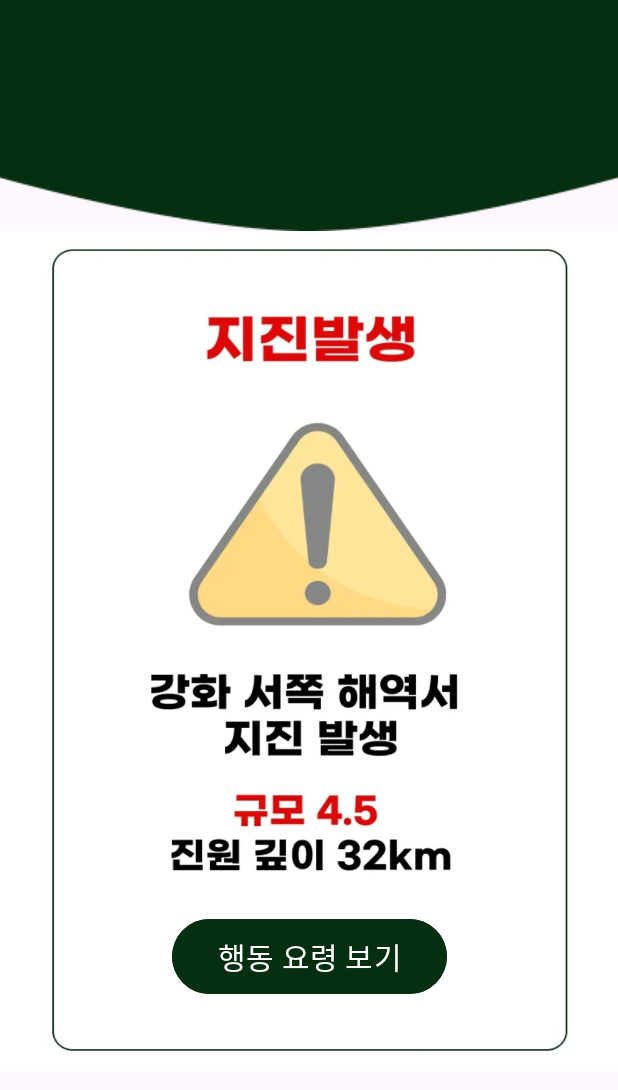
After one commit to Ooohje/Ginicall, an Android app: the Warning_Activity screen opened directly, with no data from a screen before it, on a phone screen of 412 x 824 dp. The commit adds this screen. Shown: the top 1090 px of the screen. Run offline under Robolectric (Android 15) with nearby library versions, the phone set to English and light mode, and no system bars.

Commit message:
Warning_Activity&&Button Connect

```diff
--- /dev/null
+++ b/app/src/main/java/com/example/ginicall/Warning/Warning_Activity.java
@@ -0,0 +1,16 @@
+package com.example.ginicall.Warning;
+
+import androidx.appcompat.app.AppCompatActivity;
+
+import android.os.Bundle;
+
+import com.example.ginicall.R;
+
+public class Warning_Activity extends AppCompatActivity {
+
+    @Override
+    protected void onCreate(Bundle savedInstanceState) {
+        super.onCreate(savedInstanceState);
+        setContentView(R.layout.activity_warning);
+    }
+}
--- /dev/null
+++ b/app/src/main/res/layout/activity_warning.xml
@@ -0,0 +1,42 @@
+<?xml version="1.0" encoding="utf-8"?>
+<androidx.constraintlayout.widget.ConstraintLayout xmlns:android="http://schemas.android.com/apk/res/android"
+    xmlns:app="http://schemas.android.com/apk/res-auto"
+    xmlns:tools="http://schemas.android.com/tools"
+    android:layout_width="match_parent"
+    android:layout_height="match_parent"
+    tools:context=".MainActivity">
+
+    <ImageView
+        android:id="@+id/Warning_top"
+        android:layout_width="match_parent"
+        android:layout_height="wrap_content"
+        android:scaleType="fitXY"
+        android:src="@drawable/tip_top_rect"
+        app:layout_constraintTop_toTopOf="parent" />
+
+    <ImageView
+        android:id="@+id/Warning_bottom"
+        android:layout_width="match_parent"
+        android:layout_height="560dp"
+        android:scaleType="fitXY"
+        android:src="@drawable/warning"
+        app:layout_constraintBottom_toBottomOf="parent"
+        app:layout_constraintTop_toBottomOf="@id/Warning_top"
+        app:layout_constraintVertical_bias="0.0"
+        tools:layout_editor_absoluteX="0dp" />
+
+    <Button
+        android:id="@+id/button"
+        android:layout_width="183dp"
+        android:layout_height="58dp"
+        android:backgroundTint="#062E11"
+        android:backgroundTintMode="src_over"
+        android:text="행동 요령 보기"
+        android:textSize="20dp"
+        app:layout_constraintBottom_toBottomOf="@id/Warning_bottom"
+        app:layout_constraintEnd_toEndOf="@id/Warning_bottom"
+        app:layout_constraintStart_toStartOf="@id/Warning_bottom"
+        app:layout_constraintTop_toTopOf="@id/Warning_bottom"
+        app:layout_constraintVertical_bias="0.906" />
+
+</androidx.constraintlayout.widget.ConstraintLayout>
```
Also changed, not shown: app/src/main/AndroidManifest.xml (+11 -9 lines), app/src/main/java/com/example/ginicall/Shelter/Shelter_Fragment.java (+13 -0 lines), app/src/main/java/com/example/ginicall/Shelter/Warning_Fragment.java (deleted, +0 -66 lines), app/src/main/res/layout/fragment_shelter_.xml (+4 -3 lines), app/src/main/res/layout/fragment_warning_.xml (deleted, +0 -14 lines), app/src/main/res/drawable/green_button.png (added), app/src/main/res/drawable/warning.png (added).
